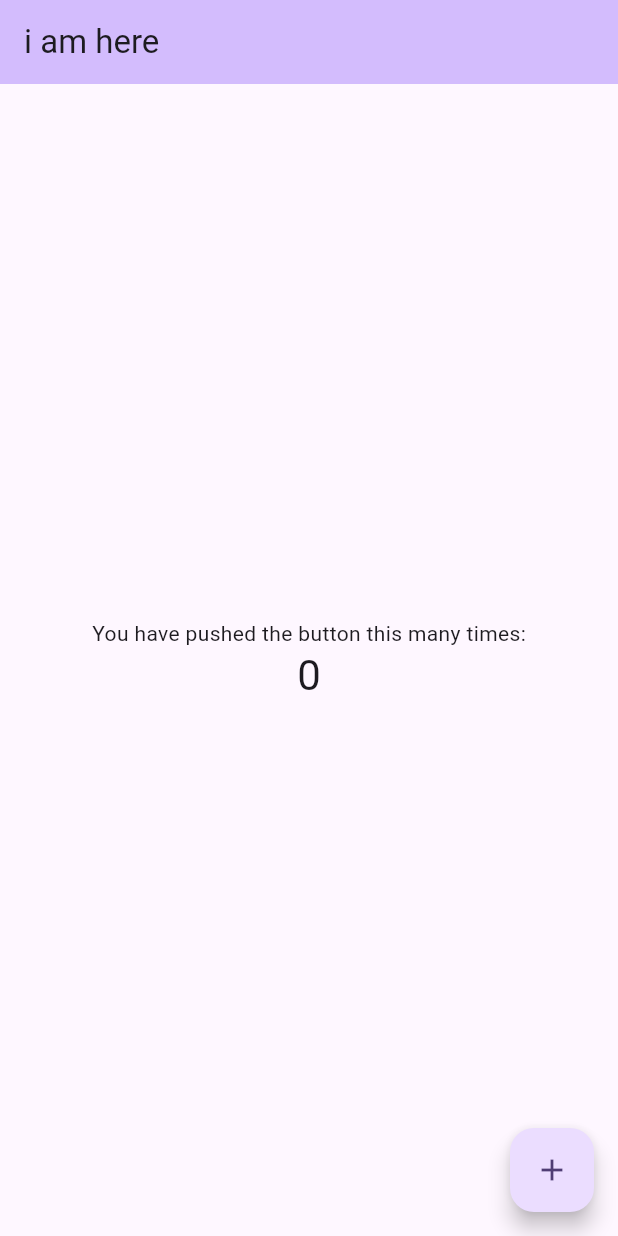
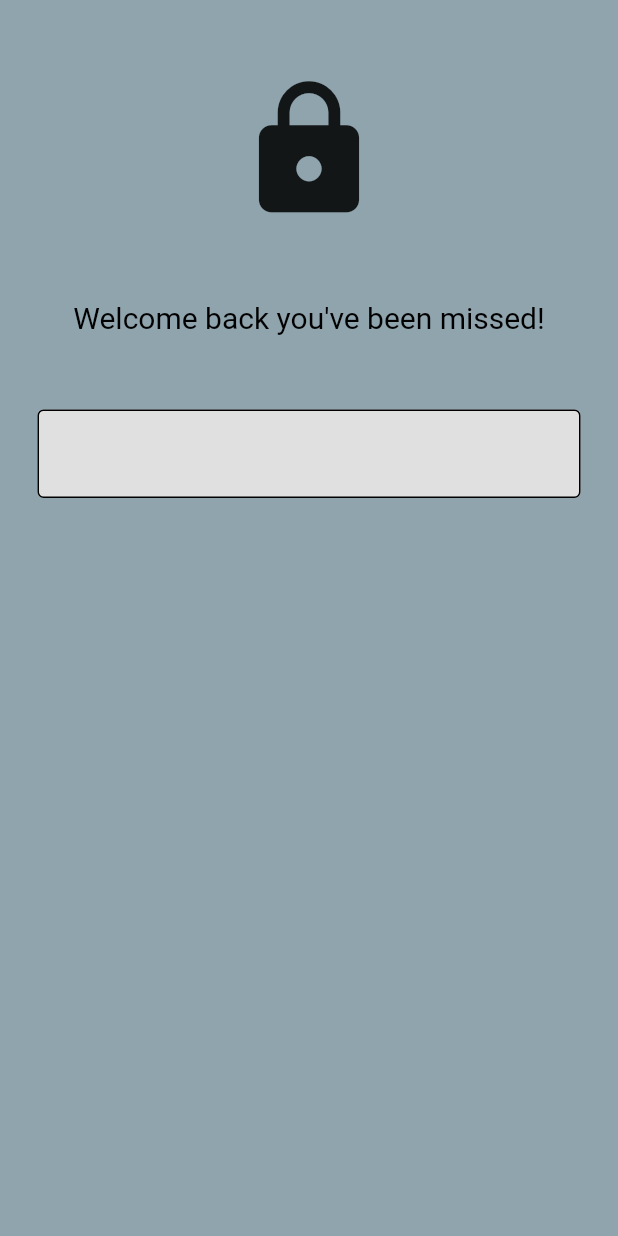
Before and after one commit to SOMBIT4/Tiral_Merchandise-Galaxy-FLUTTER-PROJECT, a Flutter app: the screen it shows after launch, on a phone screen of 412 x 824 dp. Run offline on Flutter 3.47's test engine with Material 2 defaults, Android fonts, the phone set to English and light mode, and no system bars.

Commit message:
1st work

```diff
--- a/lib/main.dart
+++ b/lib/main.dart
@@ -1,4 +1,6 @@
 import 'package:flutter/material.dart';
+
+import 'pages/login_pages.dart';
 
 void main() {
   runApp(const MyApp());
@@ -7,119 +9,11 @@ void main() {
 class MyApp extends StatelessWidget {
   const MyApp({super.key});
 
-  // This widget is the root of your application.
   @override
   Widget build(BuildContext context) {
-    return MaterialApp(
-      title: 'Flutter Demo',
-      theme: ThemeData(
-        // This is the theme of your application.
-        //
-        // TRY THIS: Try running your application with "flutter run". You'll see
-        // the application has a blue toolbar. Then, without quitting the app,
-        // try changing the seedColor in the colorScheme below to Colors.green
-        // and then invoke "hot reload" (save your changes or press the "hot
-        // reload" button in a Flutter-supported IDE, or press "r" if you used
-        // the command line to start the app).
-        //
-        // Notice that the counter didn't reset back to zero; the application
-        // state is not lost during the reload. To reset the state, use hot
-        // restart instead.
-        //
-        // This works for code too, not just values: Most code changes can be
-        // tested with just a hot reload.
-        colorScheme: ColorScheme.fromSeed(seedColor: Colors.deepPurple),
-        useMaterial3: true,
-      ),
-      home: const MyHomePage(title: 'i am here'),
+    return const MaterialApp(
+      debugShowCheckedModeBanner: false,
+      home: LoginPage(),
     );
   }
 }
-
-class MyHomePage extends StatefulWidget {
-  const MyHomePage({super.key, required this.title});
-
-  // This widget is the home page of your application. It is stateful, meaning
-  // that it has a State object (defined below) that contains fields that affect
-  // how it looks.
-
-  // This class is the configuration for the state. It holds the values (in this
-  // case the title) provided by the parent (in this case the App widget) and
-  // used by the build method of the State. Fields in a Widget subclass are
-  // always marked "final".
-
-  final String title;
-
-  @override
-  State<MyHomePage> createState() => _MyHomePageState();
-}
-
-class _MyHomePageState extends State<MyHomePage> {
-  int _counter = 0;
-
-  void _incrementCounter() {
-    setState(() {
-      // This call to setState tells the Flutter framework that something has
-      // changed in this State, which causes it to rerun the build method below
-      // so that the display can reflect the updated values. If we changed
-      // _counter without calling setState(), then the build method would not be
-      // called again, and so nothing would appear to happen.
-      _counter++;
-    });
-  }
-
-  @override
-  Widget build(BuildContext context) {
-    // This method is rerun every time setState is called, for instance as done
-    // by the _incrementCounter method above.
-    //
-    // The Flutter framework has been optimized to make rerunning build methods
-    // fast, so that you can just rebuild anything that needs updating rather
-    // than having to individually change instances of widgets.
-    return Scaffold(
-      appBar: AppBar(
-        // TRY THIS: Try changing the color here to a specific color (to
-        // Colors.amber, perhaps?) and trigger a hot reload to see the AppBar
-        // change color while the other colors stay the same.
-        backgroundColor: Theme.of(context).colorScheme.inversePrimary,
-        // Here we take the value from the MyHomePage object that was created by
-        // the App.build method, and use it to set our appbar title.
-        title: Text(widget.title),
-      ),
-      body: Center(
-        // Center is a layout widget. It takes a single child and positions it
-        // in the middle of the parent.
-        child: Column(
-          // Column is also a layout widget. It takes a list of children and
-          // arranges them vertically. By default, it sizes itself to fit its
-          // children horizontally, and tries to be as tall as its parent.
-          //
-          // Column has various properties to control how it sizes itself and
-          // how it positions its children. Here we use mainAxisAlignment to
-          // center the children vertically; the main axis here is the vertical
-          // axis because Columns are vertical (the cross axis would be
-          // horizontal).
-          //
-          // TRY THIS: Invoke "debug painting" (choose the "Toggle Debug Paint"
-          // action in the IDE, or press "p" in the console), to see the
-          // wireframe for each widget.
-          mainAxisAlignment: MainAxisAlignment.center,
-          children: <Widget>[
-            const Text(
-              'You have pushed the button this many times:',
-            ),
-            Text(
-              '$_counter',
-              style: Theme.of(context).textTheme.headlineMedium,
-            ),
-          ],
-        ),
-      ),
-      floatingActionButton: FloatingActionButton(
-        onPressed: _incrementCounter,
-        tooltip: 'Increment',
-        child: const Icon(Icons.add),
-      ), // This trailing comma makes auto-formatting nicer for build methods.
-    );
-  }
-}
--- /dev/null
+++ b/lib/pages/login_pages.dart
@@ -0,0 +1,55 @@
+import 'package:flutter/material.dart';
+
+class LoginPage extends StatelessWidget {
+  const LoginPage({super.key});
+
+  @override
+  Widget build(BuildContext context) {
+    return Scaffold(
+      backgroundColor: Colors.blueGrey.shade300,
+      body: SafeArea(
+        child: Center(
+          child: Column(
+            children: [
+              const SizedBox(height: 50),
+
+              //logo
+              const Icon(
+                Icons.lock,
+                size: 100,
+              ),
+              const SizedBox(height: 50),
+
+              Text(
+                'Welcome back you\'ve been missed!',
+                style: TextStyle(
+                  color: Colors.black,
+                  fontSize: 20,
+                ),
+              ),
+
+              const SizedBox(height: 50),
+
+              //username text field
+              Padding(
+                padding: EdgeInsets.symmetric(horizontal: 25.0),
+                child: TextField(
+                  decoration: InputDecoration(
+                    enabledBorder: OutlineInputBorder(
+                      borderSide: BorderSide(color: Colors.black),
+                    ),
+                    focusedBorder: OutlineInputBorder(
+                      borderSide: BorderSide(color: Colors.white),
+                    ),
+                    fillColor: Colors.grey.shade300,
+                    filled: true,
+                  ),
+                ),
+              ),
+            ],
+          ),
+        ),
+      ),
+    );
+  }
+}
--- a/pubspec.yaml
+++ b/pubspec.yaml
@@ -59,8 +59,8 @@ flutter:
   uses-material-design: true
 
   # To add assets to your application, add an assets section, like this:
-  # assets:
-  #   - images/a_dot_burr.jpeg
+  #assets:
+   #   - images/a_dot_ham.jpeg
   #   - images/a_dot_ham.jpeg
 
   # An image asset can refer to one or more resolution-specific "variants", see
```
Also changed, not shown: lib/images/apple.png (added), lib/images/google.png (added).
